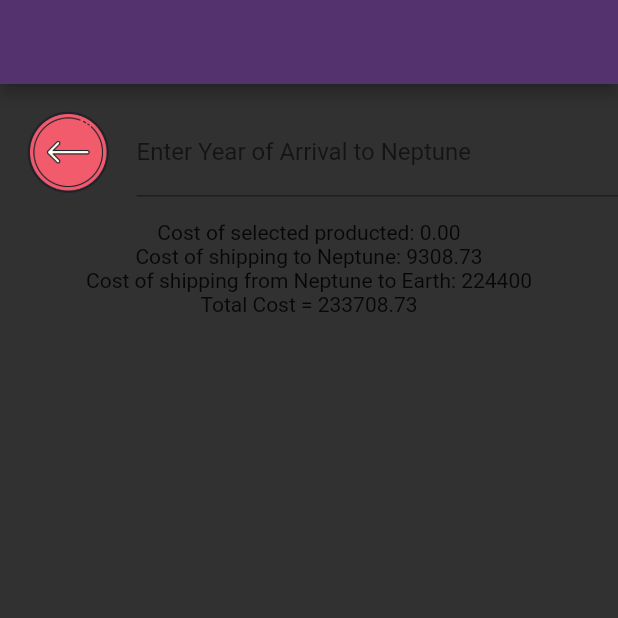
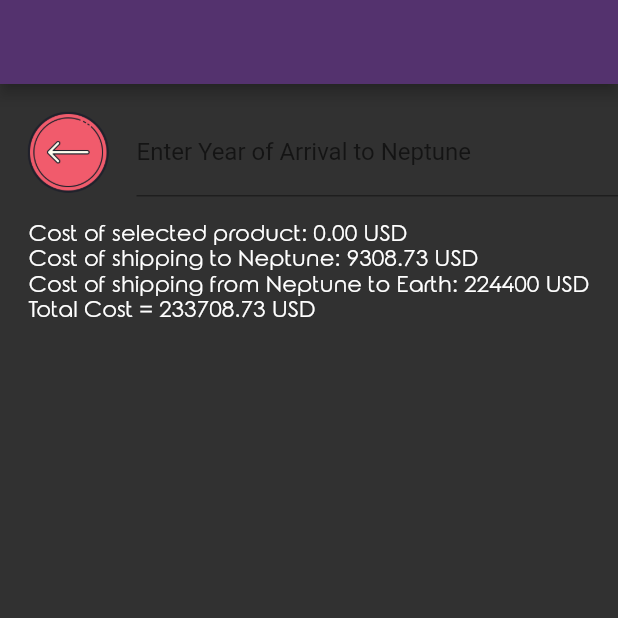
Before and after one commit to teambourgeoisie/StarketApp, a Flutter app: the screen it shows after launch, after a tap on "Cost Calculator", on a phone screen of 412 x 824 dp, the top half of it. Run offline on Flutter 3.47's test engine with Material 2 defaults, Android fonts, the phone set to English and light mode, and no system bars.

Commit message:
all working looking ugly

```diff
--- a/lib/main.dart
+++ b/lib/main.dart
@@ -449,11 +449,46 @@
               ],
             ),
             Column(
+              crossAxisAlignment: CrossAxisAlignment.start,
+              mainAxisAlignment: MainAxisAlignment.spaceEvenly,
               children: <Widget>[
-                Text("Cost of selected producted: " + semitotal.toStringAsFixed(2)),
-                Text("Cost of shipping to Neptune: " + Planet.calculateCostBeforeShippingToEarth(planet,year).toStringAsFixed(2)),
-                Text("Cost of shipping from Neptune to Earth: 224400"),
-                Text("Total Cost = " + Planet.totalCost(planet, year).toStringAsFixed(2)),
+                Text(
+
+                    "Cost of selected product: " + semitotal.toStringAsFixed(2) + " USD",
+                  style: TextStyle(
+
+                    fontSize: 15,
+                    color: Colors.white,
+                    fontFamily: 'Rounded',
+
+                  ),
+                ),
+                Text(
+                  "Cost of shipping to Neptune: " + Planet.calculateCostBeforeShippingToEarth(planet,year).toStringAsFixed(2) + " USD",
+                  style: TextStyle(
+                    fontSize: 15,
+                    color: Colors.white,
+                    fontFamily: 'Rounded',
+                  ),
+                ),
+                Text(
+                  "Cost of shipping from Neptune to Earth: 224400 USD",
+                  style: TextStyle(
+                    fontSize: 15,
+                    color: Colors.white,
+                    fontFamily: 'Rounded',
+
+                  ),
+                ),
+                Text(
+                  "Total Cost = " + Planet.totalCost(planet, year).toStringAsFixed(2) + " USD",
+                  style: TextStyle(
+                    fontSize: 15,
+                    color: Colors.white,
+                    fontFamily: 'Rounded',
+
+                  ),
+                ),
               ],
             ),
           ],
```
